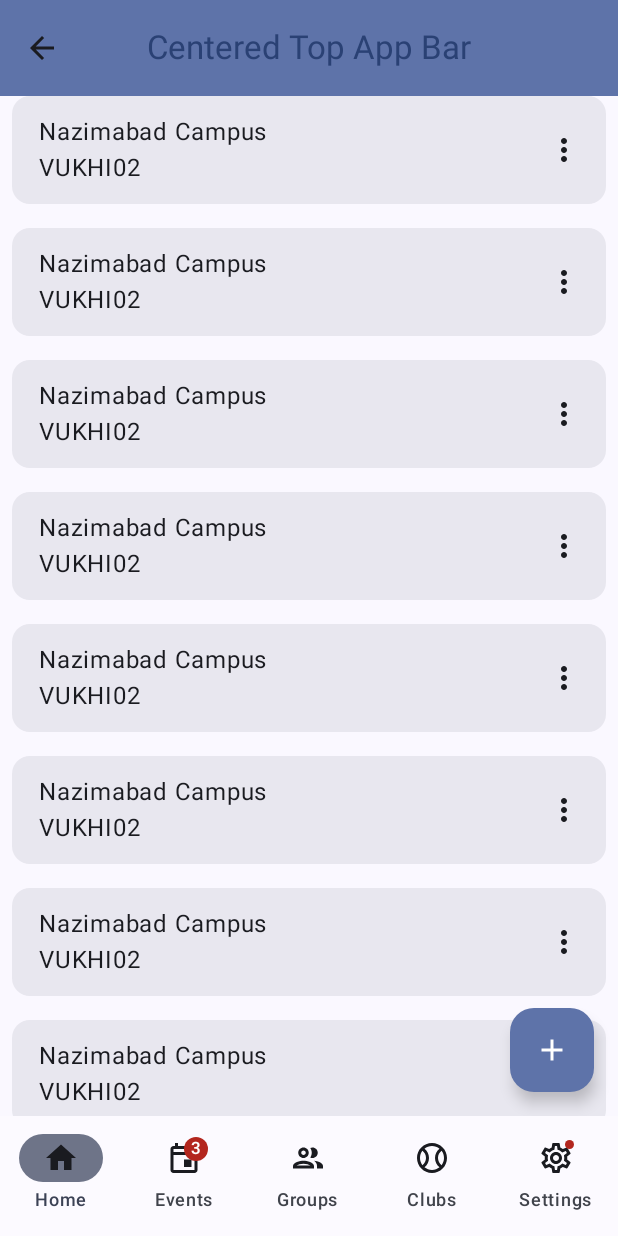
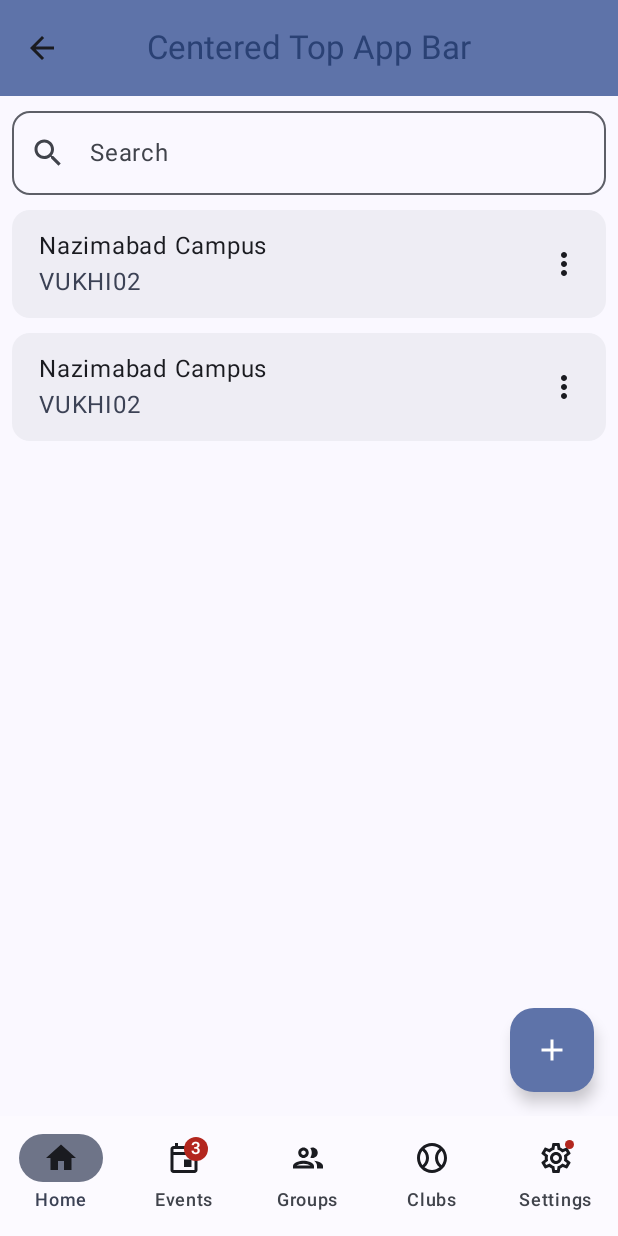
Before and after one commit to umairansariii/campus-connect-android, an Android app built with Jetpack Compose: the screen it shows after launch (MainActivity), on a phone screen of 412 x 824 dp. Run offline under Robolectric (Android 15) with nearby library versions, the phone set to English and light mode, and no system bars; our stand-ins replace Dagger/Hilt's generated code.

Commit message:
feat: update campus screen

```diff
--- a/app/src/main/java/com/umairansariii/campusconnect/presentation/components/CampusCard.kt
+++ b/app/src/main/java/com/umairansariii/campusconnect/presentation/components/CampusCard.kt
@@ -6,6 +6,7 @@ import androidx.compose.foundation.layout.Column
 import androidx.compose.foundation.layout.Row
 import androidx.compose.foundation.layout.Spacer
 import androidx.compose.foundation.layout.fillMaxWidth
+import androidx.compose.foundation.layout.height
 import androidx.compose.foundation.layout.padding
 import androidx.compose.material.icons.Icons
 import androidx.compose.material.icons.filled.MoreVert
@@ -33,7 +34,7 @@ fun CampusCard() {
     Card(
         modifier = Modifier.fillMaxWidth(),
         colors = CardDefaults.cardColors(
-            containerColor = MaterialTheme.colorScheme.surfaceContainerHigh,
+            containerColor = MaterialTheme.colorScheme.surfaceContainer,
         ),
     ) {
         Row(
@@ -46,11 +47,11 @@ fun CampusCard() {
         ) {
             Column {
                 Text(text = "Nazimabad Campus")
-                Text(text = "VUKHI02")
+                Text(text = "VUKHI02", color = MaterialTheme.colorScheme.secondary)
             }
             Box {
                 IconButton(onClick = { expanded = !expanded }) {
-                    Icon(Icons.Filled.MoreVert, contentDescription = "department-options-icon")
+                    Icon(Icons.Filled.MoreVert, contentDescription = "campus-options-icon")
                 }
                 DropdownMenu(
                     expanded = expanded,
@@ -58,13 +59,11 @@ fun CampusCard() {
                 ) {
                     DropdownMenuItem(
                         text = { Text(text = "Edit") },
-                        onClick = {
-                            /* Handle click */
-                        },
+                        onClick = { /* Handle click */ },
                     )
                 }
             }
         }
     }
-    Spacer(modifier = Modifier.padding(8.dp))
+    Spacer(modifier = Modifier.height(10.dp))
 }
--- a/app/src/main/java/com/umairansariii/campusconnect/presentation/screens/CampusScreen.kt
+++ b/app/src/main/java/com/umairansariii/campusconnect/presentation/screens/CampusScreen.kt
@@ -1,19 +1,26 @@
 package com.umairansariii.campusconnect.presentation.screens
 
 import androidx.compose.foundation.layout.Column
+import androidx.compose.foundation.layout.Spacer
 import androidx.compose.foundation.layout.fillMaxSize
 import androidx.compose.foundation.layout.fillMaxWidth
+import androidx.compose.foundation.layout.height
 import androidx.compose.foundation.layout.padding
 import androidx.compose.foundation.lazy.LazyColumn
 import androidx.compose.material.icons.Icons
 import androidx.compose.material.icons.filled.Add
+import androidx.compose.material.icons.outlined.Search
 import androidx.compose.material3.FloatingActionButton
 import androidx.compose.material3.Icon
+import androidx.compose.material3.MaterialTheme
+import androidx.compose.material3.OutlinedTextField
 import androidx.compose.material3.Scaffold
+import androidx.compose.material3.Text
 import androidx.compose.runtime.Composable
 import androidx.compose.ui.Modifier
 import androidx.compose.ui.unit.dp
 import com.umairansariii.campusconnect.presentation.components.CampusCard
+import com.umairansariii.campusconnect.presentation.dialogs.CampusDialog
 
 @Composable
 fun CampusScreen() {
@@ -22,20 +29,35 @@ fun CampusScreen() {
             FloatingActionButton(
                 onClick = { /* Handle click */ },
             ) {
-                Icon(Icons.Filled.Add, "Floating action button.")
+                Icon(Icons.Filled.Add, "campus-add-icon")
             }
         }
     ) { innerPadding ->
         Column(
-            modifier = Modifier.fillMaxSize()
+            modifier = Modifier.fillMaxSize(),
         ) {
+            Spacer(modifier = Modifier.height(10.dp))
+            OutlinedTextField(
+                value = "",
+                onValueChange = { /* Handle change */ },
+                modifier = Modifier.fillMaxWidth().padding(horizontal = 8.dp),
+                placeholder = { Text(text = "Search") },
+                leadingIcon = {
+                    Icon(Icons.Outlined.Search, contentDescription = "campus-search-icon")
+                },
+                shape = MaterialTheme.shapes.medium,
+            )
             LazyColumn(
                 modifier = Modifier.fillMaxWidth().padding(horizontal = 8.dp)
             ) {
-                items(10) {
+                item {
+                    Spacer(modifier = Modifier.height(10.dp))
+                }
+                items(2) {
                     CampusCard()
                 }
             }
+            CampusDialog()
         }
     }
 }
```
